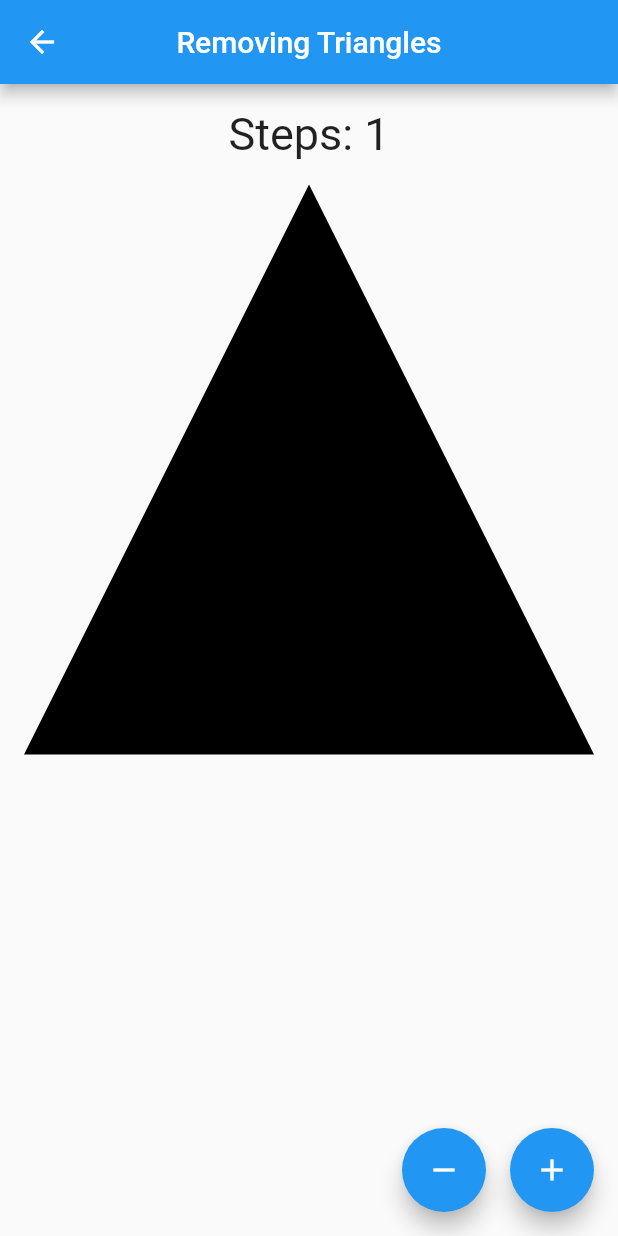
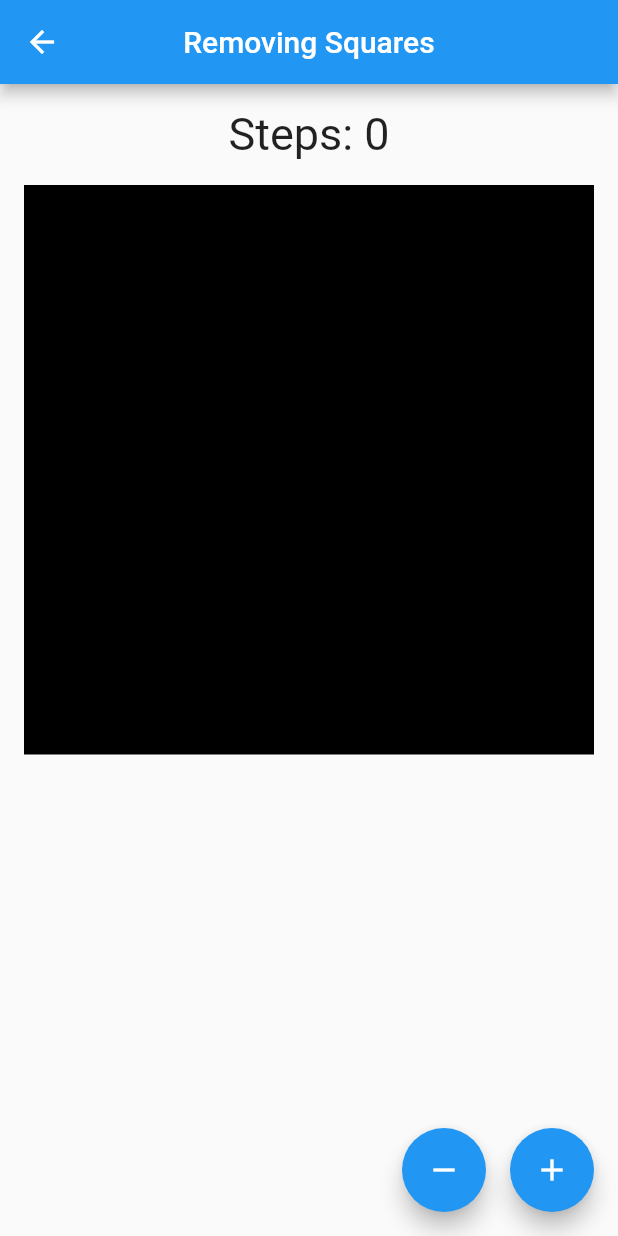
Before and after one commit to noctisbeta/fractals, a Flutter app: the screen it shows after launch, after a tap on "Sierpinski Carpet", on a phone screen of 412 x 824 dp. Run offline on Flutter 3.47's test engine with Material 2 defaults, Android fonts, the phone set to English and light mode, and no system bars.

Commit message:
sierpinski carpet

```diff
--- a/lib/menu_view.dart
+++ b/lib/menu_view.dart
@@ -1,5 +1,5 @@
 import 'package:flutter/material.dart';
-import 'package:fractals/sierpinski_triangle/removing_triangles/removing_triangles_view.dart';
+import 'package:fractals/sierpinski_carpet/removing_squares/removing_squares_view.dart';
 import 'package:fractals/sierpinski_triangle/sierpinski_triangle_menu_view.dart';
 
 class MenuView extends StatelessWidget {
@@ -27,7 +27,7 @@ class MenuView extends StatelessWidget {
               title: const Text('Sierpinski Carpet'),
               onTap: () => Navigator.of(context).push(
                 MaterialPageRoute(
-                  builder: (context) => const RemovingTrianglesView(),
+                  builder: (context) => const RemovingSquaresView(),
                 ),
               ),
             )
--- /dev/null
+++ b/lib/sierpinski_carpet/removing_squares/removing_squares_painter.dart
@@ -0,0 +1,119 @@
+import 'package:flutter/material.dart';
+import 'package:vector_math/vector_math_64.dart' hide Triangle, Colors;
+
+class RemovingSquaresPainter extends CustomPainter {
+  const RemovingSquaresPainter({
+    required this.steps,
+    required this.viewport,
+  });
+
+  final int steps;
+
+  final Quad viewport;
+
+  void drawSquare(Rect square, Canvas canvas, int steps) {
+    if (square.left < viewport.point0.x || square.right > viewport.point1.x) {
+      return;
+    }
+
+    final path = Path()
+      ..moveTo(square.left, square.top)
+      ..lineTo(square.right, square.top)
+      ..lineTo(square.right, square.bottom)
+      ..lineTo(square.left, square.bottom)
+      ..lineTo(square.left, square.top)
+      ..close();
+
+    canvas.drawPath(
+      path,
+      Paint()..color = steps == 0 ? Colors.black : Colors.white,
+    );
+  }
+
+  void drawSteps(Canvas canvas, int steps, Rect original) {
+    if (steps == 0) {
+      drawSquare(original, canvas, steps);
+      return;
+    }
+
+    // 9 congruent squares in the original square
+    final m1 = Rect.fromLTRB(
+      original.left,
+      original.top,
+      original.left + original.width / 3,
+      original.top + original.height / 3,
+    );
+    final m2 = Rect.fromLTRB(
+      original.left + original.width / 3,
+      original.top,
+      original.left + 2 * original.width / 3,
+      original.top + original.height / 3,
+    );
+    final m3 = Rect.fromLTRB(
+      original.left + 2 * original.width / 3,
+      original.top,
+      original.right,
+      original.top + original.height / 3,
+    );
+    final m4 = Rect.fromLTRB(
+      original.left,
+      original.top + original.height / 3,
+      original.left + original.width / 3,
+      original.top + 2 * original.height / 3,
+    );
+    final m5 = Rect.fromLTRB(
+      original.left + original.width / 3,
+      original.top + original.height / 3,
+      original.left + 2 * original.width / 3,
+      original.top + 2 * original.height / 3,
+    );
+    final m6 = Rect.fromLTRB(
+      original.left + 2 * original.width / 3,
+      original.top + original.height / 3,
+      original.right,
+      original.top + 2 * original.height / 3,
+    );
+    final m7 = Rect.fromLTRB(
+      original.left,
+      original.top + 2 * original.height / 3,
+      original.left + original.width / 3,
+      original.bottom,
+    );
+    final m8 = Rect.fromLTRB(
+      original.left + original.width / 3,
+      original.top + 2 * original.height / 3,
+      original.left + 2 * original.width / 3,
+      original.bottom,
+    );
+    final m9 = Rect.fromLTRB(
+      original.left + 2 * original.width / 3,
+      original.top + 2 * original.height / 3,
+      original.right,
+      original.bottom,
+    );
+
+    drawSteps(canvas, steps - 1, m1);
+    drawSteps(canvas, steps - 1, m2);
+    drawSteps(canvas, steps - 1, m3);
+    drawSteps(canvas, steps - 1, m4);
+    drawSteps(canvas, steps - 1, m6);
+    drawSteps(canvas, steps - 1, m7);
+    drawSteps(canvas, steps - 1, m8);
+    drawSteps(canvas, steps - 1, m9);
+  }
+
+  @override
+  void paint(Canvas canvas, Size size) {
+    final original = Rect.fromLTRB(
+      0,
+      0,
+      size.width,
+      size.height,
+    );
+
+    drawSteps(canvas, steps, original);
+  }
+
+  @override
+  bool shouldRepaint(covariant CustomPainter oldDelegate) => true;
+}
--- /dev/null
+++ b/lib/sierpinski_carpet/removing_squares/removing_squares_view.dart
@@ -0,0 +1,96 @@
+import 'package:flutter/material.dart';
+import 'package:fractals/sierpinski_carpet/removing_squares/removing_squares_painter.dart';
+
+class RemovingSquaresView extends StatefulWidget {
+  const RemovingSquaresView({super.key});
+
+  @override
+  State<RemovingSquaresView> createState() => _RemovingSquaresViewState();
+}
+
+class _RemovingSquaresViewState extends State<RemovingSquaresView> {
+  int steps = 0;
+
+  void incrementSteps() {
+    if (steps < 11) {
+      setState(() {
+        steps++;
+      });
+    }
+  }
+
+  void decrementSteps() {
+    if (steps > 0) {
+      setState(() {
+        steps--;
+      });
+    }
+  }
+
+  @override
+  Widget build(BuildContext context) {
+    return Scaffold(
+      appBar: AppBar(
+        title: const Text('Removing Squares'),
+        centerTitle: true,
+      ),
+      body: Center(
+        child: Padding(
+          padding: const EdgeInsets.symmetric(horizontal: 16),
+          child: Column(
+            mainAxisAlignment: MainAxisAlignment.center,
+            children: [
+              const SizedBox(height: 16),
+              Text(
+                'Steps: $steps',
+                style: const TextStyle(
+                  fontSize: 30,
+                ),
+              ),
+              const SizedBox(height: 16),
+              Expanded(
+                child: InteractiveViewer.builder(
+                  boundaryMargin: const EdgeInsets.all(10000),
+                  maxScale: 100,
+                  minScale: 0.001,
+                  builder: (context, viewport) {
+                    return CustomPaint(
+                      size: Size(
+                        MediaQuery.of(context).size.width - 32,
+                        MediaQuery.of(context).size.width - 32,
+                      ),
+                      isComplex: true,
+                      willChange: true,
+                      painter: RemovingSquaresPainter(
+                        steps: steps,
+                        viewport: viewport,
+                      ),
+                    );
+                  },
+                ),
+              ),
+              const SizedBox(height: 16),
+              Row(
+                mainAxisAlignment: MainAxisAlignment.end,
+                children: [
+                  FloatingActionButton(
+                    heroTag: null,
+                    onPressed: decrementSteps,
+                    child: const Icon(Icons.remove),
+                  ),
+                  const SizedBox(width: 16),
+                  FloatingActionButton(
+                    heroTag: null,
+                    onPressed: incrementSteps,
+                    child: const Icon(Icons.add),
+                  ),
+                ],
+              ),
+              const SizedBox(height: 16),
+            ],
+          ),
+        ),
+      ),
+    );
+  }
+}
--- a/lib/sierpinski_triangle/chaos_game/chaos_game_painter.dart
+++ b/lib/sierpinski_triangle/chaos_game/chaos_game_painter.dart
@@ -1,6 +1,5 @@
 import 'dart:ui';
 
-import 'package:flutter/cupertino.dart';
 import 'package:flutter/material.dart';
 import 'package:vector_math/vector_math_64.dart' hide Colors;
 
--- a/lib/sierpinski_triangle/chaos_game/chaos_game_view.dart
+++ b/lib/sierpinski_triangle/chaos_game/chaos_game_view.dart
@@ -4,7 +4,6 @@ import 'dart:math' hide log;
 
 import 'package:flutter/material.dart';
 import 'package:fractals/sierpinski_triangle/chaos_game/chaos_game_painter.dart';
-import 'package:fractals/sierpinski_triangle/removing_triangles/removing_triangles_painter.dart';
 
 class ChaosGameView extends StatefulWidget {
   const ChaosGameView({super.key});
--- a/lib/sierpinski_triangle/shrinking_and_multiplying/triangle_item.dart
+++ b/lib/sierpinski_triangle/shrinking_and_multiplying/triangle_item.dart
@@ -1,7 +1,6 @@
 import 'dart:ui';
 
 import 'package:fractals/sierpinski_triangle/shrinking_and_multiplying/bhtriangle.dart';
-import 'package:fractals/sierpinski_triangle/triangle.dart';
 
 class TriangleItem {
   TriangleItem({
--- a/lib/sierpinski_triangle/shrinking_and_multiplying/triangle_widget.dart
+++ b/lib/sierpinski_triangle/shrinking_and_multiplying/triangle_widget.dart
@@ -1,8 +1,4 @@
-import 'dart:ui';
-
 import 'package:flutter/material.dart';
-import 'package:flutter/src/widgets/container.dart';
-import 'package:flutter/src/widgets/framework.dart';
 
 class TriangleWidget extends StatelessWidget {
   const TriangleWidget({
```
